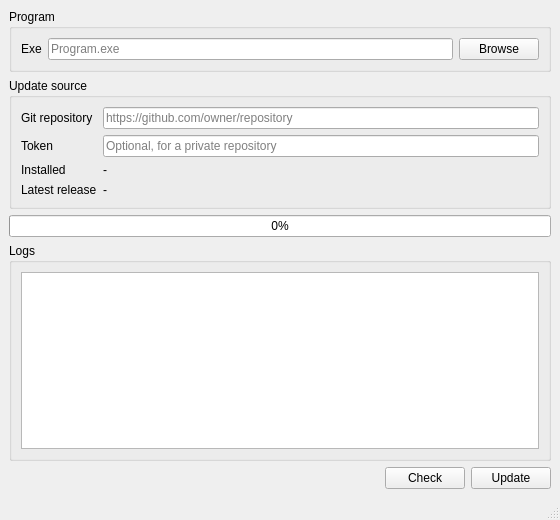
First picture: the form in src/presentation/mainwindow.ui, repository erfanmohammadzadeh/Updex, before the edit.
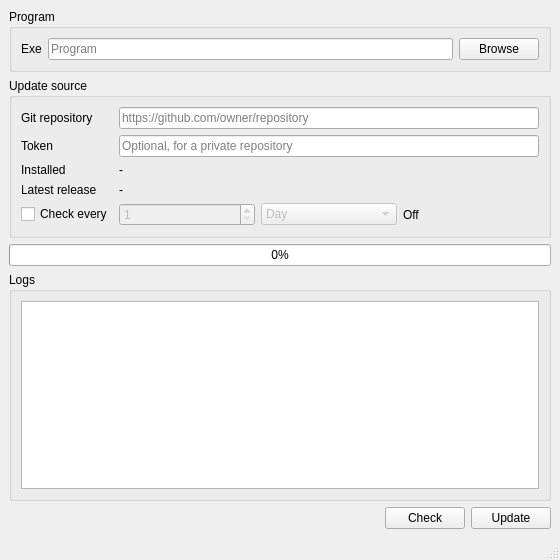
Second picture: the form after the edit.

```diff
--- a/src/presentation/mainwindow.ui
+++ b/src/presentation/mainwindow.ui
@@ -7,7 +7,7 @@
     <x>0</x>
     <y>0</y>
     <width>560</width>
-    <height>520</height>
+    <height>560</height>
    </rect>
   </property>
   <property name="minimumSize">
@@ -37,7 +37,7 @@
        <item row="0" column="1">
         <widget class="QLineEdit" name="lineEditAppExePath">
          <property name="placeholderText">
-          <string>Program.exe</string>
+          <string>Program</string>
          </property>
         </widget>
        </item>
@@ -116,6 +116,57 @@
          </property>
         </widget>
        </item>
+       <item row="4" column="0">
+        <widget class="QCheckBox" name="checkBoxSchedule">
+         <property name="text">
+          <string>Check every</string>
+         </property>
+        </widget>
+       </item>
+       <item row="4" column="1">
+        <layout class="QHBoxLayout" name="horizontalLayoutSchedule">
+         <item>
+          <widget class="QSpinBox" name="spinBoxCheckEvery">
+           <property name="enabled">
+            <bool>false</bool>
+           </property>
+           <property name="minimum">
+            <number>1</number>
+           </property>
+           <property name="maximum">
+            <number>30</number>
+           </property>
+           <property name="value">
+            <number>1</number>
+           </property>
+          </widget>
+         </item>
+         <item>
+          <widget class="QComboBox" name="comboBoxCheckUnit">
+           <property name="enabled">
+            <bool>false</bool>
+           </property>
+           <item>
+            <property name="text">
+             <string>Day</string>
+            </property>
+           </item>
+           <item>
+            <property name="text">
+             <string>Week</string>
+            </property>
+           </item>
+          </widget>
+         </item>
+         <item>
+          <widget class="QLabel" name="labelNextCheckValue">
+           <property name="text">
+            <string>Off</string>
+           </property>
+          </widget>
+         </item>
+        </layout>
+       </item>
       </layout>
      </widget>
     </item>
```
